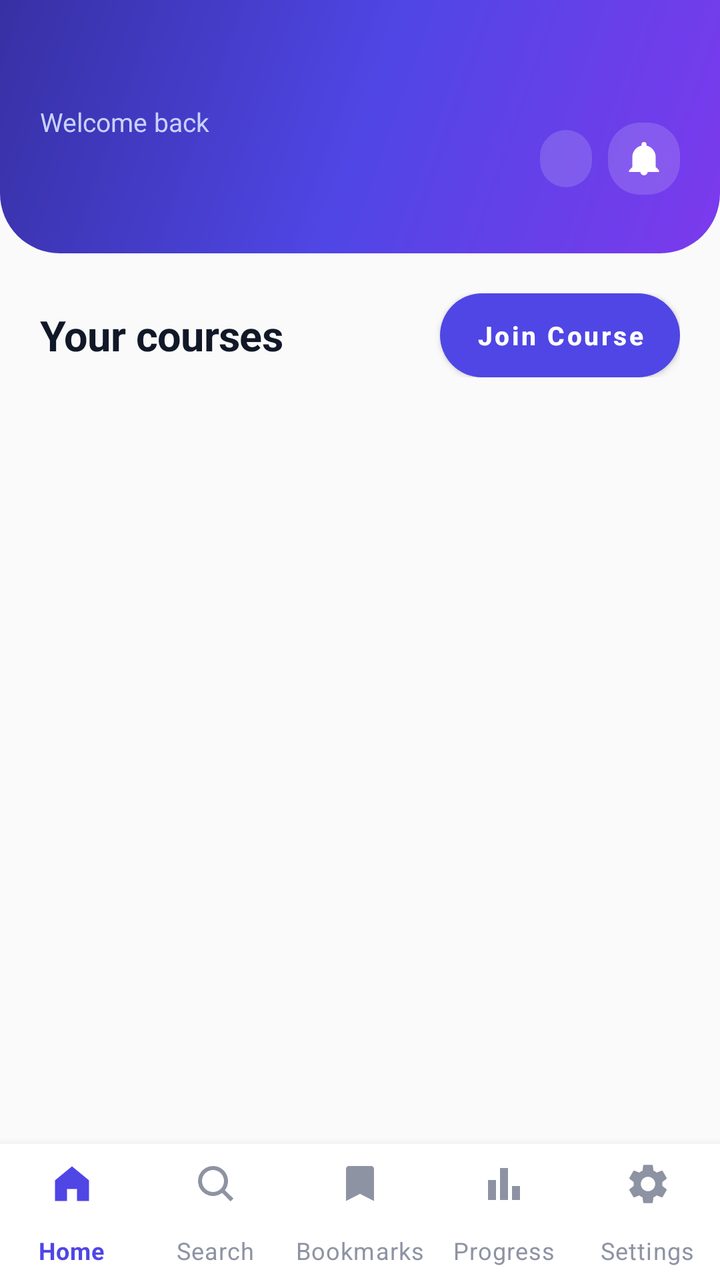
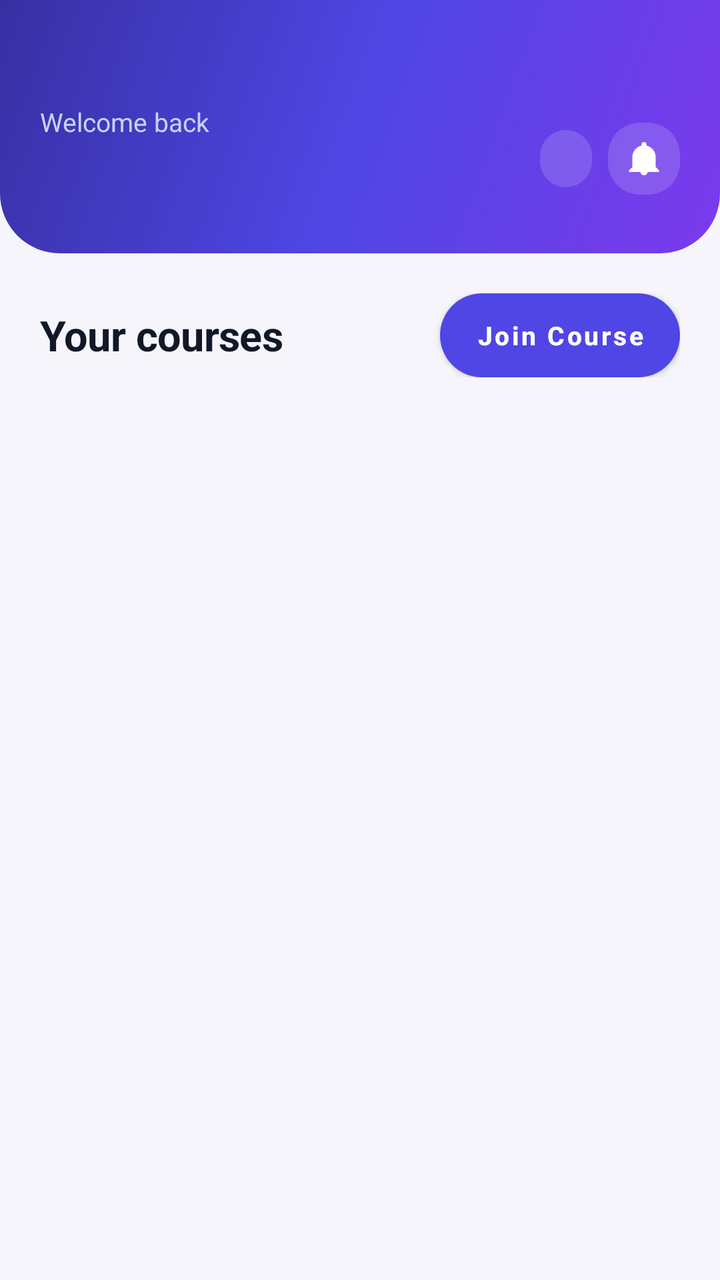

Compare the two renders of this Android layout. The source of the first and the diff that turns it into the second are given below.
<!-- AndroidManifest.xml: application theme Theme.StudyAssistant -->
<!-- res/layout/activity_student_dashboard.xml -->
<?xml version="1.0" encoding="utf-8"?>
<LinearLayout xmlns:android="http://schemas.android.com/apk/res/android"
    xmlns:app="http://schemas.android.com/apk/res-auto"
    android:layout_width="match_parent"
    android:layout_height="match_parent"
    android:orientation="vertical"
    android:background="@color/background">

    
    <LinearLayout
        android:id="@+id/heroStudent"
        android:layout_width="match_parent"
        android:layout_height="wrap_content"
        android:orientation="vertical"
        android:background="@drawable/bg_hero"
        android:paddingStart="@dimen/space_lg"
        android:paddingEnd="@dimen/space_lg"
        android:paddingTop="52dp"
        android:paddingBottom="@dimen/space_lg">

        <LinearLayout
            android:layout_width="match_parent"
            android:layout_height="wrap_content"
            android:orientation="horizontal"
            android:gravity="center_vertical">

            <LinearLayout
                android:layout_width="0dp"
                android:layout_height="wrap_content"
                android:layout_weight="1"
                android:orientation="vertical">

                <TextView
                    android:layout_width="wrap_content"
                    android:layout_height="wrap_content"
                    android:text="@string/greeting"
                    android:textColor="@color/text_on_primary_soft"
                    android:textSize="@dimen/text_caption" />

                <TextView
                    android:id="@+id/tvName"
                    android:layout_width="match_parent"
                    android:layout_height="wrap_content"
                    android:layout_marginTop="2dp"
                    android:maxLines="1"
                    android:ellipsize="end"
                    android:textColor="@color/white"
                    android:textSize="@dimen/text_display"
                    android:textStyle="bold"
                    android:letterSpacing="-0.02" />
            </LinearLayout>

            <TextView
                android:id="@+id/tvPlan"
                android:layout_width="wrap_content"
                android:layout_height="wrap_content"
                android:background="@drawable/bg_glass"
                android:paddingStart="13dp"
                android:paddingEnd="13dp"
                android:paddingTop="7dp"
                android:paddingBottom="7dp"
                android:textColor="@color/white"
                android:textSize="@dimen/text_micro"
                android:textStyle="bold"
                android:clickable="true"
                android:focusable="true" />

            
            <FrameLayout
                android:layout_width="wrap_content"
                android:layout_height="wrap_content"
                android:layout_marginStart="@dimen/space_sm">

                <ImageView
                    android:id="@+id/btnBell"
                    android:layout_width="36dp"
                    android:layout_height="36dp"
                    android:padding="8dp"
                    android:background="@drawable/bg_glass"
                    android:src="@drawable/ic_bell"
                    android:contentDescription="@string/notifications"
                    app:tint="@color/white"
                    android:clickable="true"
                    android:focusable="true" />

                <TextView
                    android:id="@+id/tvBellCount"
                    android:layout_width="wrap_content"
                    android:layout_height="18dp"
                    android:layout_gravity="top|end"
                    android:minWidth="18dp"
                    android:gravity="center"
                    android:paddingStart="5dp"
                    android:paddingEnd="5dp"
                    android:background="@drawable/bg_badge"
                    android:textColor="@color/white"
                    android:textSize="10sp"
                    android:textStyle="bold"
                    android:visibility="gone" />
            </FrameLayout>
        </LinearLayout>
    </LinearLayout>

    <androidx.core.widget.NestedScrollView
        android:layout_width="match_parent"
        android:layout_height="0dp"
        android:layout_weight="1"
        android:clipToPadding="false">

        <LinearLayout
            android:layout_width="match_parent"
            android:layout_height="wrap_content"
            android:orientation="vertical"
            android:padding="@dimen/space_lg">

            <LinearLayout
                android:layout_width="match_parent"
                android:layout_height="wrap_content"
                android:orientation="horizontal"
                android:gravity="center_vertical"
                android:layout_marginBottom="@dimen/space_md">

                <TextView
                    android:layout_width="0dp"
                    android:layout_height="wrap_content"
                    android:layout_weight="1"
                    android:text="@string/your_courses"
                    style="@style/TextTitle" />

                <com.google.android.material.button.MaterialButton
                    android:id="@+id/btnJoin"
                    android:layout_width="wrap_content"
                    android:text="@string/join_course"
                    style="@style/SmallButton" />
            </LinearLayout>

            <TextView
                android:id="@+id/tvEmpty"
                android:layout_width="match_parent"
                android:layout_height="wrap_content"
                android:layout_marginTop="@dimen/space_xl"
                android:gravity="center"
                android:text="@string/no_courses_student"
                style="@style/TextCaption"
                android:visibility="gone" />

            <androidx.recyclerview.widget.RecyclerView
                android:id="@+id/recycler"
                android:layout_width="match_parent"
                android:layout_height="wrap_content"
                android:nestedScrollingEnabled="false" />
        </LinearLayout>
    </androidx.core.widget.NestedScrollView>

    <com.google.android.material.bottomnavigation.BottomNavigationView
        android:id="@+id/bottomNav"
        android:layout_width="match_parent"
        android:layout_height="@dimen/nav_height"
        android:background="@color/surface"
        app:menu="@menu/nav_student"
        app:itemIconTint="@color/nav_tint"
        app:itemTextColor="@color/nav_tint"
        app:labelVisibilityMode="labeled"
        app:elevation="8dp" />
</LinearLayout>
<!-- resources referenced by this layout -->
<resources>
  <color name="background">#FAFAFB</color>
  <color name="surface">#FFFFFF</color>
  <color name="text_on_primary_soft">#C7D2FE</color>
  <color name="white">#FFFFFF</color>
  <dimen name="nav_height">68dp</dimen>
  <dimen name="space_lg">20dp</dimen>
  <dimen name="space_md">12dp</dimen>
  <dimen name="space_sm">8dp</dimen>
  <dimen name="space_xl">28dp</dimen>
  <dimen name="text_caption">13sp</dimen>
  <dimen name="text_display">26sp</dimen>
  <dimen name="text_micro">11sp</dimen>
  <!-- drawable bg_badge (drawable) -->
  <?xml version="1.0" encoding="utf-8"?>
  <shape xmlns:android="http://schemas.android.com/apk/res/android"
      android:shape="rectangle">
      <solid android:color="@color/danger" />
      <corners android:radius="9dp" />
      <stroke android:width="1.5dp" android:color="@color/primary" />
  </shape>
  <!-- drawable bg_glass (drawable) -->
  <?xml version="1.0" encoding="utf-8"?>
  <shape xmlns:android="http://schemas.android.com/apk/res/android" android:shape="rectangle">
      <solid android:color="#26FFFFFF" />
      <corners android:radius="@dimen/radius_md" />
  </shape>
  <!-- drawable bg_hero (drawable) -->
  <?xml version="1.0" encoding="utf-8"?>
  <shape xmlns:android="http://schemas.android.com/apk/res/android" android:shape="rectangle">
      <gradient
          android:startColor="@color/primary_deep"
          android:centerColor="@color/primary"
          android:endColor="@color/violet"
          android:angle="315" />
      <corners android:bottomLeftRadius="30dp" android:bottomRightRadius="30dp" />
  </shape>
  <!-- drawable ic_bell (drawable) -->
  <vector xmlns:android="http://schemas.android.com/apk/res/android"
      android:width="24dp" android:height="24dp"
      android:viewportWidth="24" android:viewportHeight="24"
      android:tint="@color/text_secondary">
      <path android:fillColor="#FFFFFF" android:pathData="M12,22a2.2,2.2 0 0,0 2.2,-2.2H9.8A2.2,2.2 0 0,0 12,22zM19,17v-6a7,7 0 0,0 -5.5,-6.83V3.5a1.5,1.5 0 0,0 -3,0v0.67A7,7 0 0,0 5,11v6l-2,2v1h18v-1z" />
  </vector>
  <string name="greeting">Welcome back</string>
  <string name="join_course">Join Course</string>
  <string name="no_courses_student">No courses yet. Tap Join Course and enter the code your teacher gave you.</string>
  <string name="notifications">Notifications</string>
  <string name="your_courses">Your courses</string>
  <style name="TextCaption">
          <item name="android:textSize">@dimen/text_caption</item>
          <item name="android:textColor">@color/text_secondary</item>
      </style>
  <style name="TextTitle">
          <item name="android:textSize">@dimen/text_title</item>
          <item name="android:textStyle">bold</item>
          <item name="android:textColor">@color/text_primary</item>
          <item name="android:letterSpacing">-0.01</item>
      </style>
  <color name="danger">#E11D48</color>
  <color name="primary">#4F46E5</color>
  <dimen name="radius_md">16dp</dimen>
  <color name="primary_deep">#3730A3</color>
  <color name="violet">#7C3AED</color>
  <color name="text_secondary">#6B7280</color>
  <color name="text_on_primary">#FFFFFF</color>
  <dimen name="radius_pill">28dp</dimen>
  <dimen name="text_title">21sp</dimen>
  <color name="text_primary">#111827</color>
  <color name="text_tertiary">#9CA3AF</color>
  <!-- unchanged entries left out for length: 2 -->
</resources>

<!-- the commit's change to res/layout/activity_student_dashboard.xml (unified diff, before → after) -->
@@ -151,15 +151,4 @@
                 android:nestedScrollingEnabled="false" />
         </LinearLayout>
     </androidx.core.widget.NestedScrollView>
-
-    <com.google.android.material.bottomnavigation.BottomNavigationView
-        android:id="@+id/bottomNav"
-        android:layout_width="match_parent"
-        android:layout_height="@dimen/nav_height"
-        android:background="@color/surface"
-        app:menu="@menu/nav_student"
-        app:itemIconTint="@color/nav_tint"
-        app:itemTextColor="@color/nav_tint"
-        app:labelVisibilityMode="labeled"
-        app:elevation="8dp" />
 </LinearLayout>
<!-- resource entries referenced after the edit -->
@@ -1,10 +1,8 @@
 <!-- resources referenced by this layout -->
 <resources>
-  <color name="background">#FAFAFB</color>
-  <color name="surface">#FFFFFF</color>
+  <color name="background">#F6F5FB</color>
   <color name="text_on_primary_soft">#C7D2FE</color>
   <color name="white">#FFFFFF</color>
-  <dimen name="nav_height">68dp</dimen>
   <dimen name="space_lg">20dp</dimen>
   <dimen name="space_md">12dp</dimen>
   <dimen name="space_sm">8dp</dimen>
